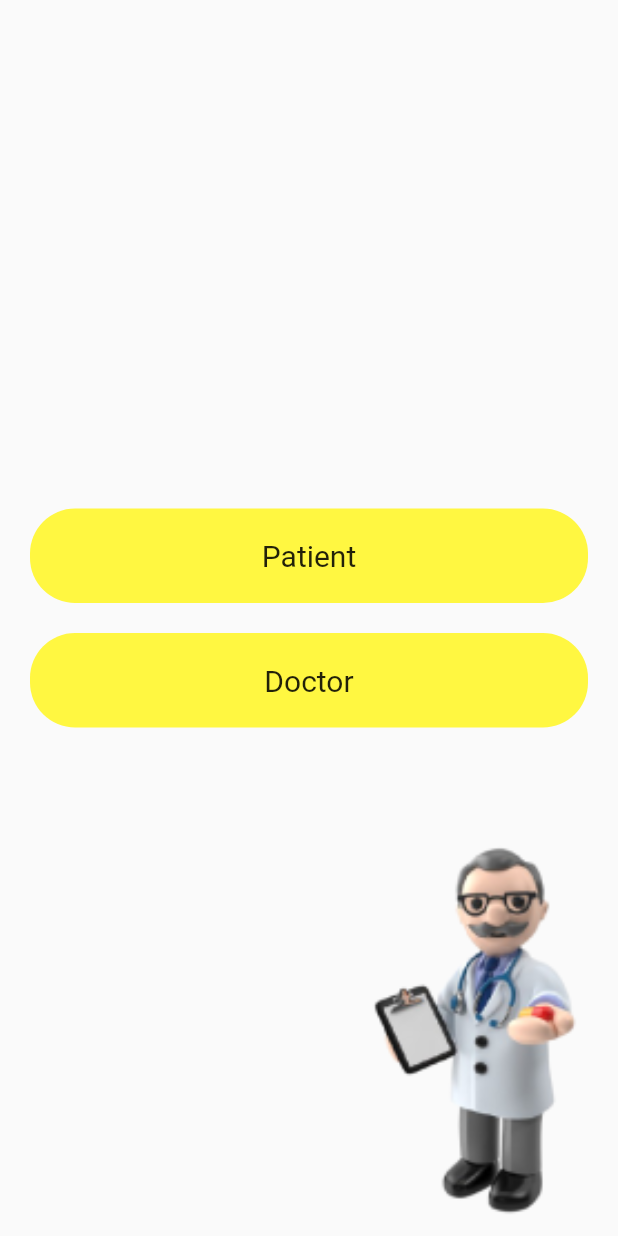
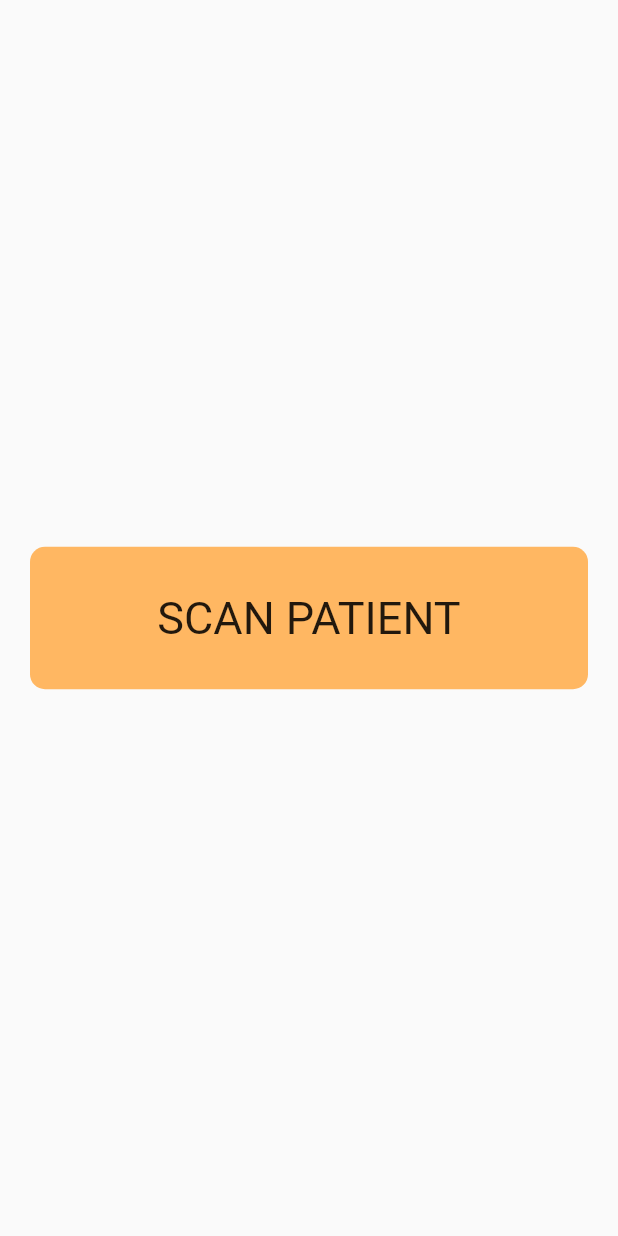
Before and after one commit to Debug-Sena/App, a Flutter app: the screen it shows after launch, on a phone screen of 412 x 824 dp. Run offline on Flutter 3.47's test engine with Material 2 defaults, Android fonts, the light colour scheme and no system bars; our stand-ins replace dio, equatable, flutter_bloc, qr_flutter, shared_preferences; missing offline and left inert: flutter_barcode_scanner.

Commit message:
Scan bloc added

```diff
--- a/lib/auth/screens/login.dart
+++ b/lib/auth/screens/login.dart
@@ -42,6 +42,7 @@ class _LoginScreenState extends State<LoginScreen> {
             SizedBox(height: 20),
             MyTextfield(
               hintText: 'Password',
+              obscureText: true,
               keyboardType: TextInputType.visiblePassword,
               onChanged: (val) {
                 setState(() {
--- /dev/null
+++ b/lib/common/load_status.dart
@@ -0,0 +1,6 @@
+enum LoadStatus {
+  intial,
+  loading,
+  loaded,
+  error,
+}
--- a/lib/common/widgets/my_textfield.dart
+++ b/lib/common/widgets/my_textfield.dart
@@ -6,6 +6,7 @@ class MyTextfield extends StatelessWidget {
   const MyTextfield({
     Key? key,
     this.hintText = '',
+    this.obscureText = false,
     required this.keyboardType,
     required this.onChanged,
   }) : super(key: key);
@@ -13,6 +14,7 @@ class MyTextfield extends StatelessWidget {
   final String hintText;
   final ValueChanged<String> onChanged;
   final TextInputType keyboardType;
+  final bool obscureText;
   @override
   Widget build(BuildContext context) {
     return Container(
@@ -33,6 +35,7 @@ class MyTextfield extends StatelessWidget {
         onChanged: onChanged,
         keyboardType: keyboardType,
         cursorColor: Colors.black54,
+        obscureText: obscureText,
         decoration: InputDecoration(
           hintText: hintText,
           border: OutlineInputBorder(
--- /dev/null
+++ b/lib/doctor/screens/scan_screen.dart
@@ -0,0 +1,43 @@
+import 'package:flutter/material.dart';
+import 'package:flutter_barcode_scanner/flutter_barcode_scanner.dart';
+import 'package:my_reports/common/app_colors.dart';
+
+class ScanScreen extends StatelessWidget {
+  const ScanScreen({Key? key}) : super(key: key);
+
+  @override
+  Widget build(BuildContext context) {
+    return Material(
+      child: Padding(
+        padding: const EdgeInsets.symmetric(horizontal: 20),
+        child: Column(
+          mainAxisAlignment: MainAxisAlignment.center,
+          children: [
+            InkWell(
+              onTap: () async {
+                String barcodeScanRes = await FlutterBarcodeScanner.scanBarcode(
+                    '#5DEAF3', 'Cancle', true, ScanMode.QR);
+              },
+              child: Container(
+                padding: EdgeInsets.symmetric(vertical: 30),
+                alignment: Alignment.center,
+                child: Text(
+                  'SCAN PATIENT',
+                  style: TextStyle(
+                    fontSize: 30,
+                    fontWeight: FontWeight.w400,
+                  ),
+                ),
+                decoration: BoxDecoration(
+                  borderRadius: BorderRadius.circular(10),
+                  color: AppColors.brown,
+                ),
+                width: double.maxFinite,
+              ),
+            ),
+          ],
+        ),
+      ),
+    );
+  }
+}
--- a/lib/main.dart
+++ b/lib/main.dart
@@ -1,5 +1,6 @@
 import 'package:flutter/material.dart';
 import 'package:my_reports/auth/screens/auth_wrapper.dart';
+import 'package:my_reports/doctor/screens/scan_screen.dart';
 import 'package:my_reports/patient/patient_home/screens/patient_homescreen.dart';
 
 void main() {
@@ -17,7 +18,8 @@ class MyApp extends StatelessWidget {
       theme: ThemeData(
         primarySwatch: Colors.blue,
       ),
-      home: AuthWrapper(),
+      // home: AuthWrapper(),
+      home: ScanScreen(),
     );
   }
 }
--- a/pubspec.yaml
+++ b/pubspec.yaml
@@ -32,6 +32,9 @@ dependencies:
   qr_flutter: ^4.0.0
   shared_preferences: ^2.0.8
   dio: ^4.0.1
+  equatable: ^2.0.3
+  flutter_bloc: ^7.3.3
+  flutter_barcode_scanner: ^2.0.0
   # The following adds the Cupertino Icons font to your application.
   # Use with the CupertinoIcons class for iOS style icons.
   cupertino_icons: ^1.0.2
```
Also changed, not shown: lib/doctor/repository/scan_repository.dart (added, +12 -0 lines), lib/doctor/scan_cubit/scan_cubit.dart (added, +26 -0 lines), lib/doctor/scan_cubit/scan_state.dart (added, +38 -0 lines), pubspec.lock.
